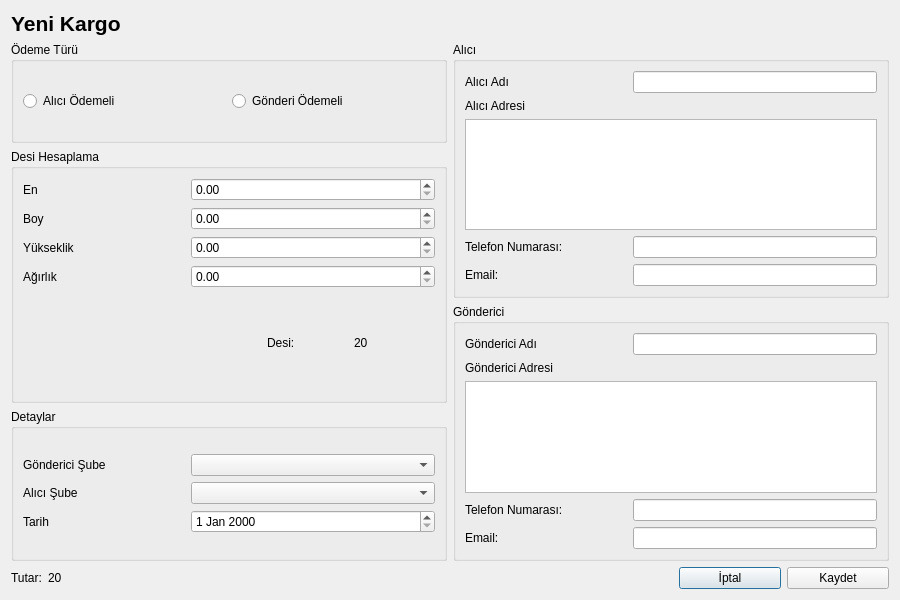
Qt form UI/VeriFormlari/krgyenikargoekle.ui (Alder-Team/KargoOtomasyonu) before a commit.
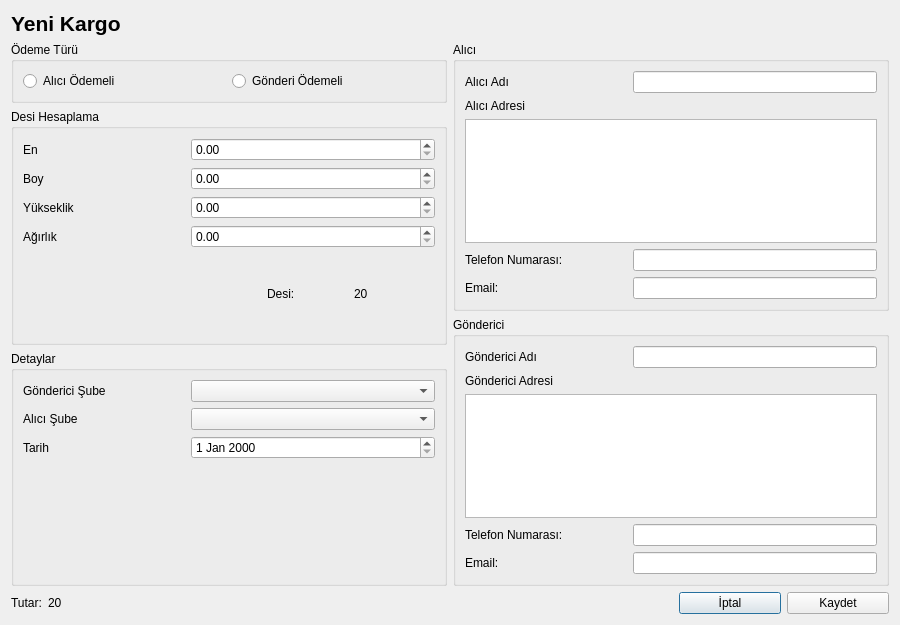
The same form after that commit.

Diff of the .ui file:
```diff
--- a/UI/VeriFormlari/krgyenikargoekle.ui
+++ b/UI/VeriFormlari/krgyenikargoekle.ui
@@ -7,7 +7,7 @@
     <x>0</x>
     <y>0</y>
     <width>900</width>
-    <height>600</height>
+    <height>625</height>
    </rect>
   </property>
   <property name="windowTitle">
@@ -15,7 +15,7 @@
   </property>
   <layout class="QGridLayout" name="gridLayout_6">
    <item row="0" column="0">
-    <layout class="QVBoxLayout" name="verticalLayout_10">
+    <layout class="QVBoxLayout" name="verticalLayout_9">
      <item>
       <widget class="QLabel" name="lblYeniKargo">
        <property name="font">
@@ -31,9 +31,9 @@
       </widget>
      </item>
      <item>
-      <layout class="QHBoxLayout" name="horizontalLayout_22">
+      <layout class="QHBoxLayout" name="horizontalLayout_17">
        <item>
-        <layout class="QVBoxLayout" name="verticalLayout_9" stretch="2,5,3">
+        <layout class="QVBoxLayout" name="verticalLayout_7">
          <item>
           <widget class="QGroupBox" name="groupBoxOdemeTuru">
            <property name="title">
@@ -68,7 +68,7 @@
            </property>
            <layout class="QGridLayout" name="gridLayout">
             <item row="0" column="0">
-             <layout class="QVBoxLayout" name="verticalLayout">
+             <layout class="QVBoxLayout" name="verticalLayout" stretch="1,1,1,1,1">
               <item>
                <layout class="QHBoxLayout" name="horizontalLayout_3" stretch="2,3">
                 <item>
@@ -168,7 +168,7 @@
            </property>
            <layout class="QGridLayout" name="gridLayout_5">
             <item row="0" column="0">
-             <layout class="QVBoxLayout" name="verticalLayout_7">
+             <layout class="QVBoxLayout" name="verticalLayout_6">
               <item>
                <layout class="QHBoxLayout" name="horizontalLayout_8" stretch="2,3">
                 <item>
@@ -211,6 +211,19 @@
                 </item>
                </layout>
               </item>
+              <item>
+               <spacer name="verticalSpacer">
+                <property name="orientation">
+                 <enum>Qt::Vertical</enum>
+                </property>
+                <property name="sizeHint" stdset="0">
+                 <size>
+                  <width>20</width>
+                  <height>40</height>
+                 </size>
+                </property>
+               </spacer>
+              </item>
              </layout>
             </item>
            </layout>
```
Left out of the diff: 40 changed lines with no effect on the pictures.
